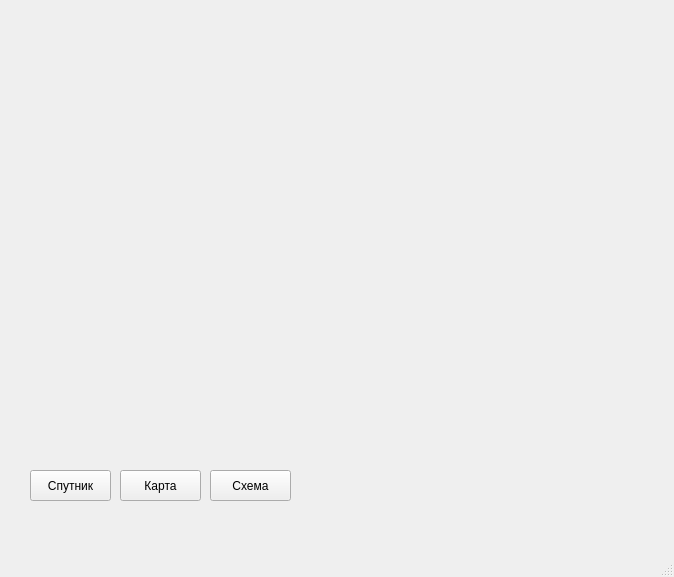
The window that api/main.ui (123name123/super_mega_cool_project) describes before a commit, drawn with Qt 5.
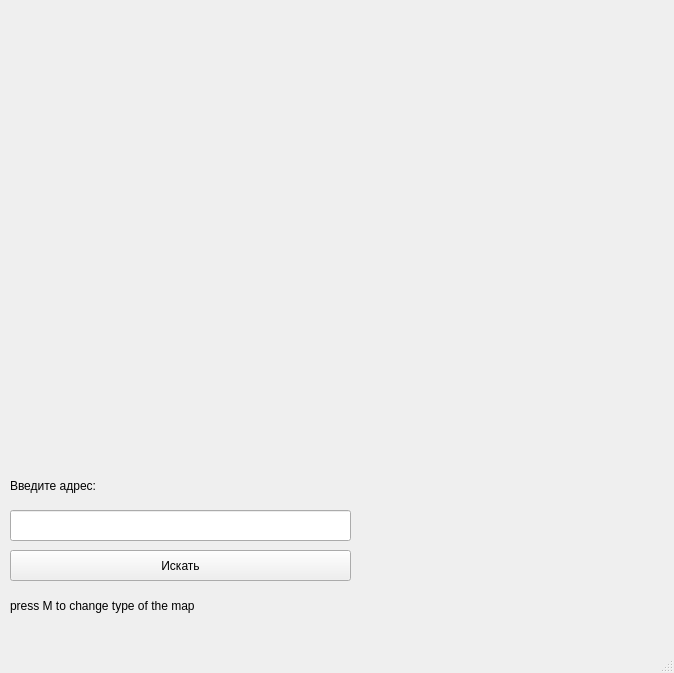
The same window after the commit.

Commit message: search_function

What changed in the file:
```diff
--- a/api/main.ui
+++ b/api/main.ui
@@ -7,7 +7,7 @@
     <x>0</x>
     <y>0</y>
     <width>674</width>
-    <height>577</height>
+    <height>673</height>
    </rect>
   </property>
   <property name="windowTitle">
@@ -27,43 +27,53 @@
      <string/>
     </property>
    </widget>
-   <widget class="QPushButton" name="pushButton">
+   <widget class="QLabel" name="label">
     <property name="geometry">
      <rect>
-      <x>30</x>
-      <y>470</y>
-      <width>81</width>
+      <x>10</x>
+      <y>590</y>
+      <width>211</width>
       <height>31</height>
      </rect>
     </property>
     <property name="text">
-     <string>Спутник</string>
+     <string>press M to change type of the map</string>
     </property>
    </widget>
-   <widget class="QPushButton" name="pushButton_2">
+   <widget class="QLineEdit" name="input">
     <property name="geometry">
      <rect>
-      <x>120</x>
-      <y>470</y>
-      <width>81</width>
+      <x>10</x>
+      <y>510</y>
+      <width>341</width>
       <height>31</height>
      </rect>
     </property>
+   </widget>
+   <widget class="QPushButton" name="search">
+    <property name="geometry">
+     <rect>
+      <x>10</x>
+      <y>550</y>
+      <width>341</width>
+      <height>31</height>
+     </rect>
+    </property>
     <property name="text">
-     <string>Карта</string>
+     <string>Искать</string>
     </property>
    </widget>
-   <widget class="QPushButton" name="pushButton_3">
+   <widget class="QLabel" name="label_2">
     <property name="geometry">
      <rect>
-      <x>210</x>
+      <x>10</x>
       <y>470</y>
-      <width>81</width>
+      <width>211</width>
       <height>31</height>
      </rect>
     </property>
     <property name="text">
-     <string>Схема</string>
+     <string>Введите адрес:</string>
     </property>
    </widget>
   </widget>
```
Left out of the diff: 2 changed lines with no effect on the pictures. The commit also changes 4 other files.
